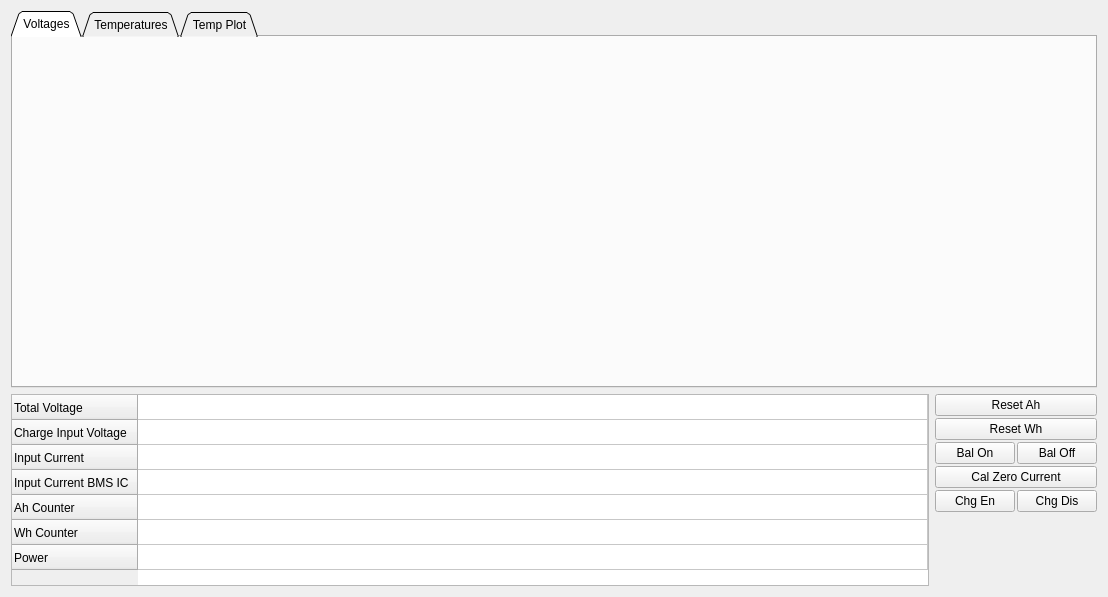
Old version of the form pages/pagebms.ui in the repository vedderb/vesc_tool.
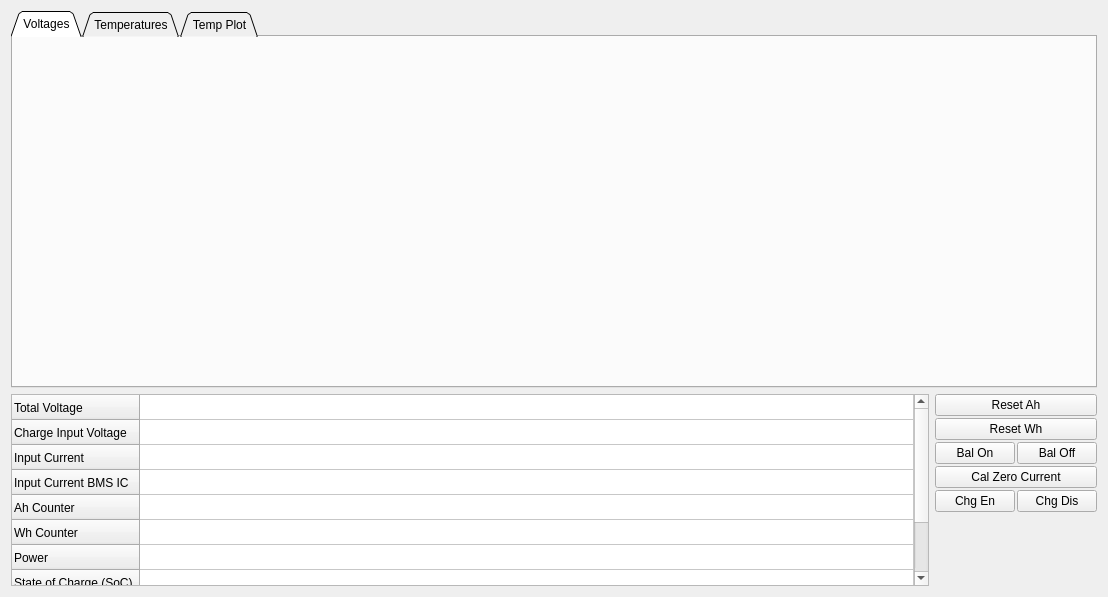
New version of the form. Custom widgets are drawn as their Qt base class.

Patch:
```diff
--- a/pages/pagebms.ui
+++ b/pages/pagebms.ui
@@ -108,6 +108,21 @@
          <string>Power</string>
         </property>
        </row>
+       <row>
+        <property name="text">
+         <string>State of Charge (SoC)</string>
+        </property>
+       </row>
+       <row>
+        <property name="text">
+         <string>State of Health (SoH)</string>
+        </property>
+       </row>
+       <row>
+        <property name="text">
+         <string>Temp Cell Max</string>
+        </property>
+       </row>
        <column>
         <property name="text">
          <string>Value</string>
@@ -145,7 +160,22 @@
        </item>
        <item row="6" column="0">
         <property name="text">
-         <string> </string>
+         <string/>
+        </property>
+       </item>
+       <item row="7" column="0">
+        <property name="text">
+         <string/>
+        </property>
+       </item>
+       <item row="8" column="0">
+        <property name="text">
+         <string/>
+        </property>
+       </item>
+       <item row="9" column="0">
+        <property name="text">
+         <string/>
         </property>
        </item>
       </widget>
```
